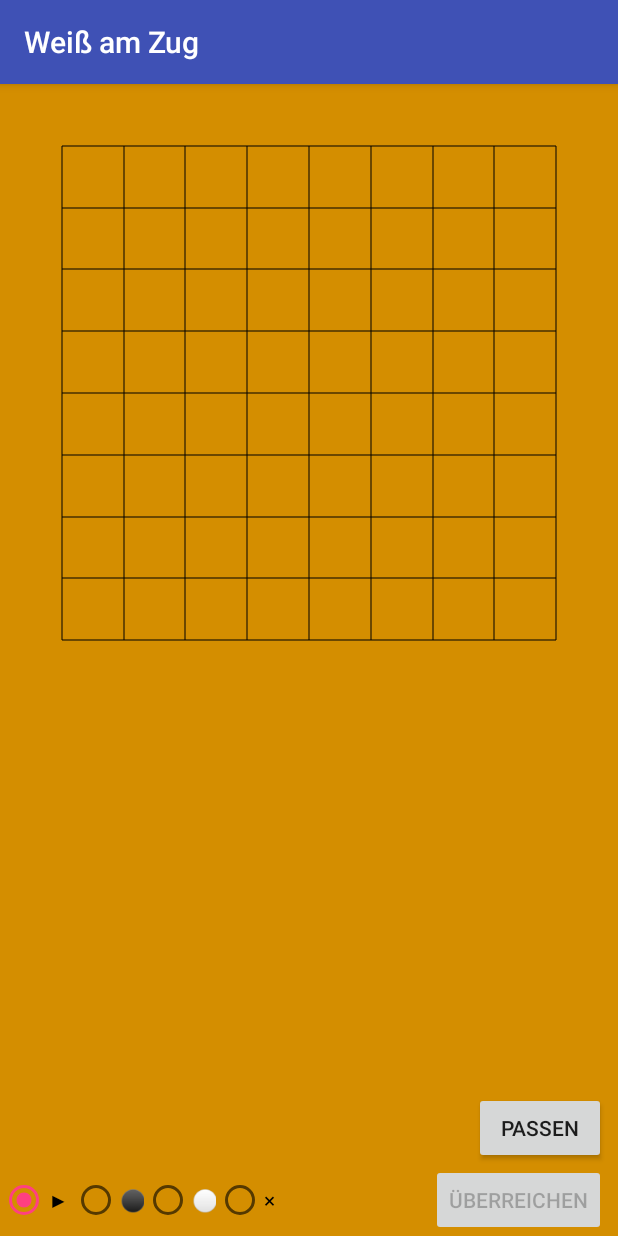
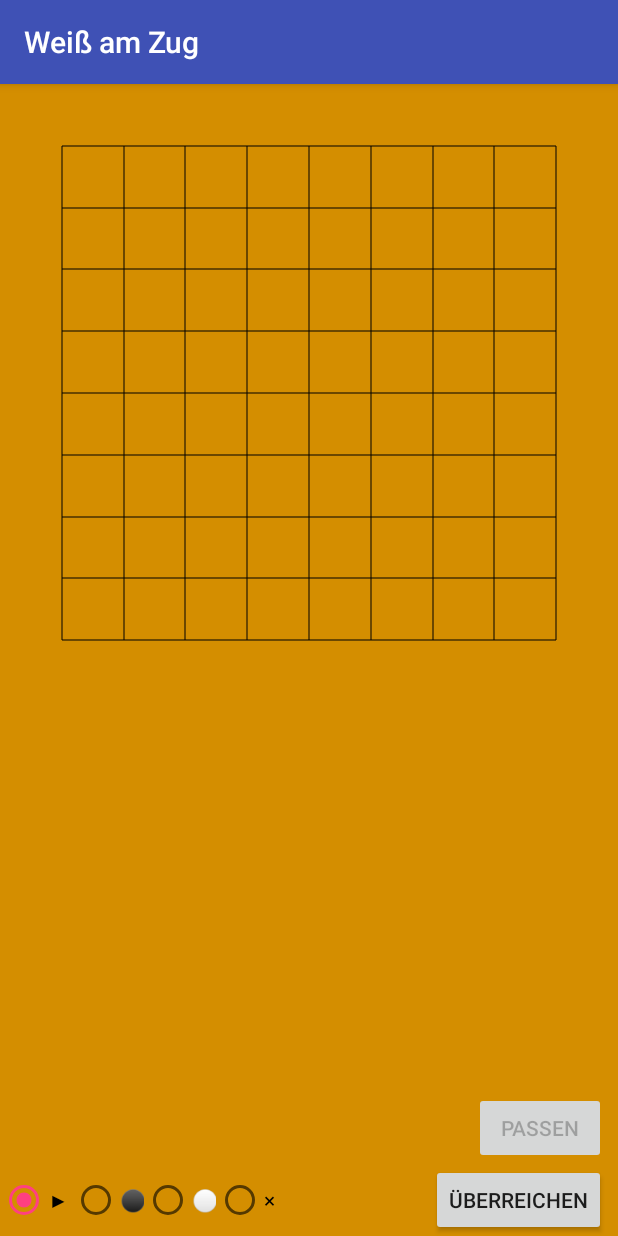
Before and after one commit to rillig/Phantom-Go-Android, an Android app: the PlayerActivity screen opened directly, with no data from a screen before it, on a phone screen of 412 x 824 dp. Run offline under Robolectric (Android 15) with nearby library versions, the phone set to English and light mode, and no system bars; 1 statement that could not run was skipped.

Commit message:
In the PlayerActivity, correctly enable buttons after resuming

```diff
--- a/app/src/main/java/de/roland_illig/phantomgo/PlayerBoardView.java
+++ b/app/src/main/java/de/roland_illig/phantomgo/PlayerBoardView.java
@@ -35,6 +35,8 @@ public class PlayerBoardView extends AbstractBoardView {
         this.refereeBoard = refereeBoard;
         this.board = board;
         this.player = player;
+
+        updateViews(null);
     }
 
     @Override
@@ -86,7 +88,6 @@ public class PlayerBoardView extends AbstractBoardView {
 
         RefereeResult result = refereeBoard.play(x, y);
         refereeResults.add(result);
-        ((TextView) findParentView(R.id.referee)).setText(GermanReferee.comment(result, player));
 
         if (result.invalidReason != null) {
             switch (result.invalidReason) {
@@ -109,8 +110,15 @@ public class PlayerBoardView extends AbstractBoardView {
             } else {
                 board.set(x, y, player);
             }
-            findParentView(R.id.handOverButton).setEnabled(true);
         }
+
+        updateViews(result);
+    }
+
+    private void updateViews(RefereeResult result) {
+        ((TextView) findParentView(R.id.referee)).setText(result != null ? GermanReferee.comment(result, player) : "");
+        findParentView(R.id.passButton).setEnabled(refereeBoard.getTurn() == player);
+        findParentView(R.id.handOverButton).setEnabled(refereeBoard.getTurn() != player);
     }
 
     private <T extends View> T findParentView(int resourceId) {
```
